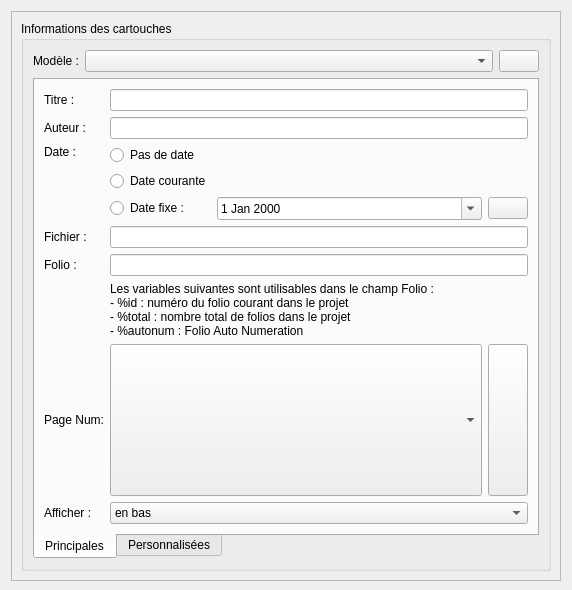
Before: the Qt Designer form sources/ui/titleblockpropertieswidget.ui in qelectrotech/qelectrotech-source-mirror, drawn with Qt 5.
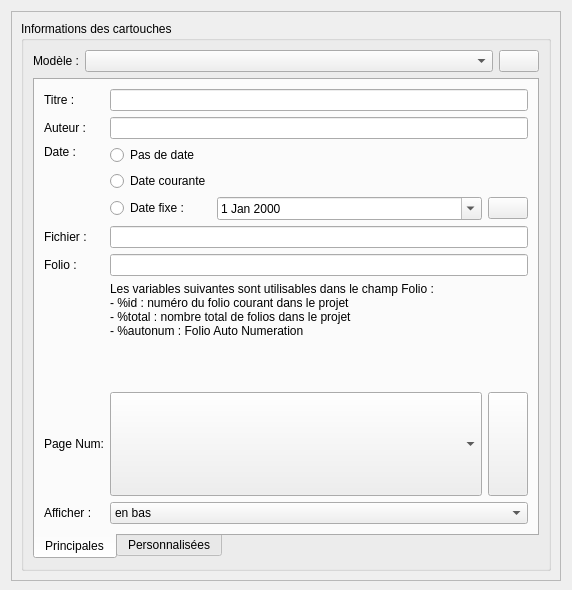
After: the same form once the commit is applied. Icons and pictures are not drawn.

Diff of the .ui file:
```diff
--- a/sources/ui/titleblockpropertieswidget.ui
+++ b/sources/ui/titleblockpropertieswidget.ui
@@ -289,7 +289,7 @@
                   <item row="0" column="0">
                    <widget class="QComboBox" name="auto_page_cb">
                     <property name="sizePolicy">
-                     <sizepolicy hsizetype="Expanding" vsizetype="Expanding">
+                     <sizepolicy hsizetype="Expanding" vsizetype="Preferred">
                       <horstretch>0</horstretch>
                       <verstretch>0</verstretch>
                      </sizepolicy>
@@ -299,7 +299,7 @@
                   <item row="0" column="1">
                    <widget class="QPushButton" name="m_edit_autofolionum_pb">
                     <property name="sizePolicy">
-                     <sizepolicy hsizetype="Minimum" vsizetype="Preferred">
+                     <sizepolicy hsizetype="Minimum" vsizetype="Minimum">
                       <horstretch>0</horstretch>
                       <verstretch>0</verstretch>
                      </sizepolicy>
@@ -323,6 +323,12 @@
                 </item>
                 <item row="7" column="1">
                  <widget class="QLabel" name="label_9">
+                  <property name="sizePolicy">
+                   <sizepolicy hsizetype="Preferred" vsizetype="Minimum">
+                    <horstretch>0</horstretch>
+                    <verstretch>0</verstretch>
+                   </sizepolicy>
+                  </property>
                   <property name="text">
                    <string>Page Num:</string>
                   </property>
```
Lines whose indentation alone changed are shown as unchanged.
